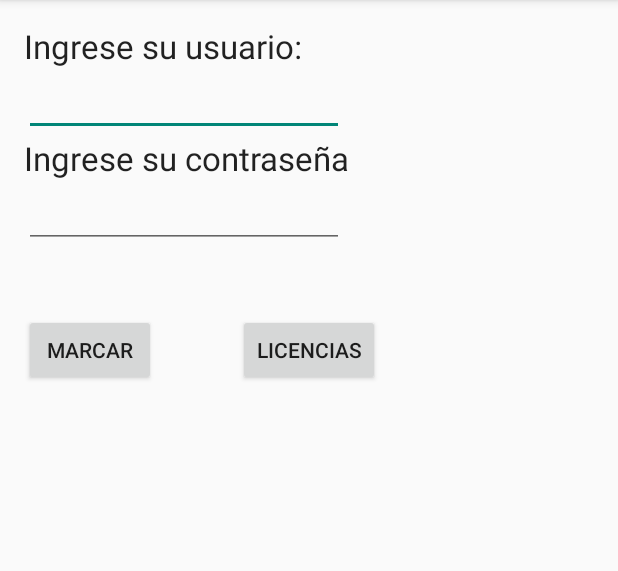
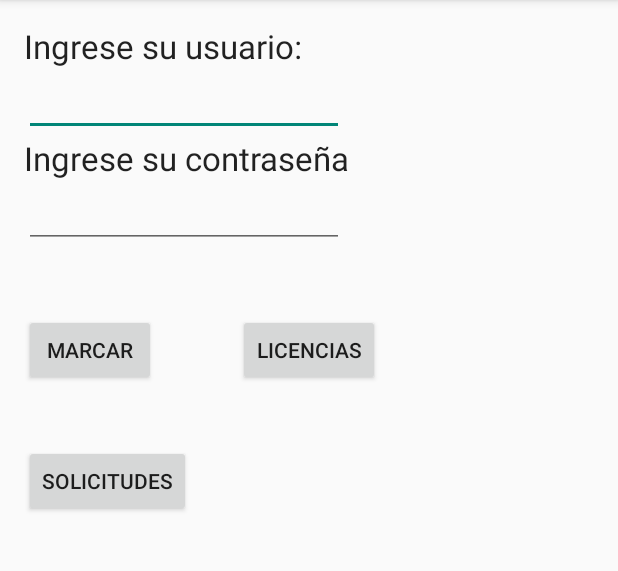
Before and after one commit to Juanpsalesgonzalez/urudatamovil, an Android app: the screen it shows after launch (MainActivity), on a phone screen of 412 x 824 dp, the part 84-655 px from its top. Run offline under Robolectric (Android 15) with nearby library versions, the phone set to English and light mode, and no system bars.

Commit message:
Lista Peticiones

```diff
--- a/app/src/main/java/com/proyecto/urudatamovil/activities/MainActivity.java
+++ b/app/src/main/java/com/proyecto/urudatamovil/activities/MainActivity.java
@@ -96,6 +96,10 @@ public class MainActivity extends AppCompatActivity {
         // return intent;
      }
 
+    private void verPeticiones(View v){
+
+    }
+
 
 
 // Fragmento de pantalla
--- /dev/null
+++ b/app/src/main/java/com/proyecto/urudatamovil/tasks/WSPeticionTask.java
@@ -0,0 +1,5 @@
+package com.proyecto.urudatamovil.tasks;
+
+/**
+ * Created by juan on 06/08/15.
+ */
--- /dev/null
+++ b/app/src/main/res/layout/activity_listPeticion.xml
@@ -0,0 +1,5 @@
+<fragment xmlns:android="http://schemas.android.com/apk/res/android"
+    xmlns:tools="http://schemas.android.com/tools" android:id="@+id/fragment"
+    android:name="com.proyecto.urudatamovil.activities.ListPeticionActivityFragment"
+    tools:layout="@layout/fragment_listPeticion" android:layout_width="match_parent"
+    android:layout_height="match_parent" />
--- a/app/src/main/res/layout/fragment_main.xml
+++ b/app/src/main/res/layout/fragment_main.xml
@@ -69,4 +69,15 @@
         android:layout_alignBottom="@+id/button_outById"
         android:layout_centerHorizontal="true" />
 
+    <Button
+        android:layout_width="wrap_content"
+        android:layout_height="wrap_content"
+        android:text="Solicitudes"
+        android:id="@+id/button_solicitudes"
+        android:layout_below="@+id/button_outById"
+        android:onClick="verPeticiones"
+        android:layout_alignParentLeft="true"
+        android:layout_alignParentStart="true"
+        android:layout_marginTop="39dp" />
+
 </RelativeLayout>
--- a/app/src/main/res/values/strings.xml
+++ b/app/src/main/res/values/strings.xml
@@ -37,5 +37,7 @@
     <string name="Hint_fecha_ini">Fecha de inicio de licencia</string>
     <string name="Hint_fecha_fin">Fecha de fin de licencia</string>
     <string name="Hint_name">Nombre de Usuario</string>
+    <string name="title_activity_peticion">PeticionActivity</string>
+    <string name="hello_world">Hello world!</string>
 
 </resources>
```
Also changed, not shown: app/src/main/AndroidManifest.xml (+10 -7 lines), app/src/main/java/com/proyecto/urudatamovil/activities/ListPeticionActivity.java (added, +40 -0 lines), app/src/main/java/com/proyecto/urudatamovil/activities/ListPeticionActivityFragment.java (added, +24 -0 lines), app/src/main/res/layout/fragment_listPeticion.xml (added, +12 -0 lines), app/src/main/res/menu/menu_peticion.xml (added, +7 -0 lines).
